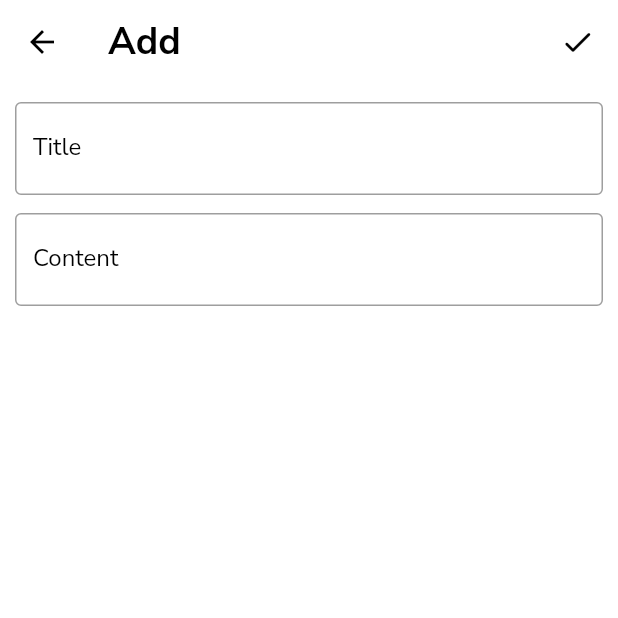
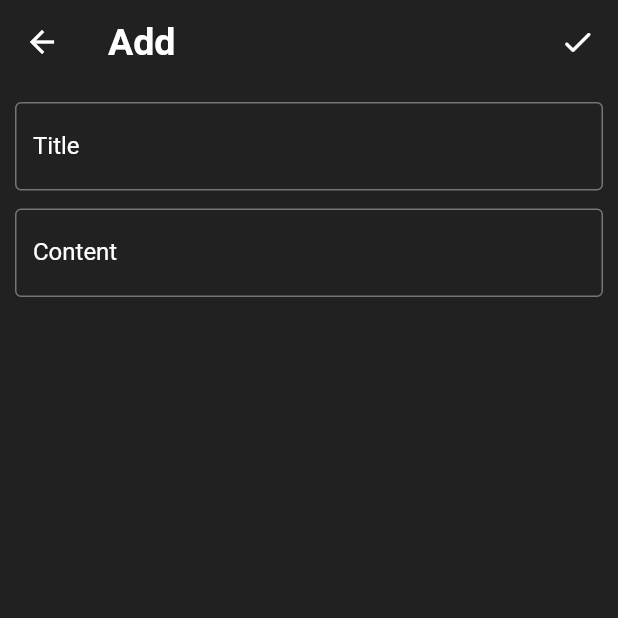
Before and after one commit to dk5761/notes-flutter, a Flutter app: the NoteEditScreen screen opened by its route, on a phone screen of 412 x 824 dp, the top half of it. Run offline on Flutter 3.47's test engine with Material 2 defaults, Android fonts, the phone set to English and light mode, and no system bars; our stand-ins replace google_fonts, sizer, sqflite; accounts and stored records are empty.

Commit message:
added theming

```diff
--- /dev/null
+++ b/lib/provider/theme_provider.dart
@@ -0,0 +1,63 @@
+import 'package:flutter/material.dart';
+
+class ThemeProvider with ChangeNotifier {
+  ThemeMode themeMode = ThemeMode.dark;
+
+  bool get isDarkMode => themeMode == ThemeMode.dark;
+
+  void toggleTheme(bool isOn) {
+    themeMode = isOn ? ThemeMode.light : ThemeMode.dark;
+    notifyListeners();
+  }
+}
+
+class MyThemes {
+  static final darkTheme = ThemeData(
+    scaffoldBackgroundColor: Colors.grey.shade900,
+    colorScheme: const ColorScheme.dark(),
+    primaryColorDark: Colors.grey.shade900,
+    floatingActionButtonTheme:
+        const FloatingActionButtonThemeData(backgroundColor: Colors.white),
+    appBarTheme: AppBarTheme(
+      backgroundColor: Colors.grey.shade900,
+      foregroundColor: Colors.white,
+    ),
+    iconTheme: const IconThemeData(color: Colors.white),
+    primaryColor: Colors.black,
+    backgroundColor: Colors.grey.shade900,
+    primaryColorLight: Colors.white,
+    textTheme: ThemeData.dark()
+        .textTheme
+        .apply(bodyColor: Colors.white, displayColor: Colors.white),
+    inputDecorationTheme: const InputDecorationTheme(
+      border: OutlineInputBorder(borderSide: BorderSide(color: Colors.white)),
+      labelStyle: TextStyle(
+        decorationColor: Colors.white,
+      ),
+    ),
+  );
+
+  static final lightTheme = ThemeData(
+      scaffoldBackgroundColor: Colors.white,
+      colorScheme: const ColorScheme.light(),
+      primaryColorLight: Colors.white,
+      primaryColor: Colors.white,
+      iconTheme: const IconThemeData(color: Colors.black),
+      floatingActionButtonTheme: const FloatingActionButtonThemeData(
+          backgroundColor: Colors.black, foregroundColor: Colors.white),
+      appBarTheme: const AppBarTheme(
+          backgroundColor: Colors.white,
+          foregroundColor: Colors.black //here you can give the text color
+          ),
+      primaryColorDark: Colors.black,
+      backgroundColor: Colors.white,
+      textTheme: ThemeData.light()
+          .textTheme
+          .apply(bodyColor: Colors.black, displayColor: Colors.black),
+      inputDecorationTheme: const InputDecorationTheme(
+        border: OutlineInputBorder(borderSide: BorderSide(color: Colors.black)),
+        labelStyle: TextStyle(
+          decorationColor: Colors.black,
+        ),
+      ));
+}
--- a/lib/screens/edit_screen.dart
+++ b/lib/screens/edit_screen.dart
@@ -1,5 +1,6 @@
 import 'package:flutter/material.dart';
 import 'package:notes/provider/db_provider.dart';
+import 'package:notes/provider/theme_provider.dart';
 import 'package:provider/provider.dart';
 
 import '../models/note.dart';
@@ -56,16 +57,9 @@ class _NoteEditScreenState extends State<NoteEditScreen> {
 
     return Scaffold(
       appBar: AppBar(
-        backgroundColor: Colors.white,
         elevation: 0,
-        iconTheme: const IconThemeData(
-          color: Colors.black, // <= You can change your color here.
-        ),
         title: Text(appBarTitle,
-            style: const TextStyle(
-                color: Colors.black,
-                fontWeight: FontWeight.bold,
-                fontSize: 25)),
+            style: const TextStyle(fontWeight: FontWeight.bold, fontSize: 25)),
         actions: [
           InkWell(
             borderRadius: const BorderRadius.all(Radius.circular(100)),
@@ -77,7 +71,7 @@ class _NoteEditScreenState extends State<NoteEditScreen> {
                 decoration: const BoxDecoration(
                     borderRadius: BorderRadius.all(Radius.circular(50))),
                 child: const Center(
-                  child: Icon(Icons.check_rounded, color: Colors.black),
+                  child: Icon(Icons.check_rounded),
                 )),
             onTap: () {
               if (titleController.text.toString() != "") {
@@ -102,34 +96,70 @@ class _NoteEditScreenState extends State<NoteEditScreen> {
         padding: const EdgeInsets.only(left: 10, right: 10),
         child: Column(children: [
           TextField(
+            cursorColor: Theme.of(context)
+                .inputDecorationTheme
+                .labelStyle
+                ?.decorationColor,
             controller: titleController,
             maxLines: 1,
-            decoration: const InputDecoration(
+            decoration: InputDecoration(
               border: OutlineInputBorder(
-                    borderSide: BorderSide(color: Colors.black)),
+                  borderSide: BorderSide(
+                      color: Theme.of(context)
+                          .inputDecorationTheme
+                          .border
+                          ?.borderSide
+                          .color as Color)),
               focusedBorder: OutlineInputBorder(
-                  borderSide: BorderSide(color: Colors.black),
+                borderSide: BorderSide(
+                    color: Theme.of(context)
+                        .inputDecorationTheme
+                        .labelStyle
+                        ?.decorationColor as Color),
               ),
               labelText: 'Title',
-                labelStyle: TextStyle(color: Colors.black)),
+              labelStyle: TextStyle(
+                  color: Theme.of(context)
+                      .inputDecorationTheme
+                      .labelStyle
+                      ?.decorationColor),
+            ),
           ),
           const SizedBox(
             height: 12,
           ),
           Expanded(
             child: TextField(
+              cursorColor: Theme.of(context)
+                  .inputDecorationTheme
+                  .labelStyle
+                  ?.decorationColor,
               keyboardType: TextInputType.multiline,
               maxLines: null,
               minLines: 1,
               controller: bodyController,
-              decoration: const InputDecoration(
+              decoration: InputDecoration(
                 border: OutlineInputBorder(
-                      borderSide: BorderSide(color: Colors.black)),
+                    borderSide: BorderSide(
+                        color: Theme.of(context)
+                            .inputDecorationTheme
+                            .border
+                            ?.borderSide
+                            .color as Color)),
                 focusedBorder: OutlineInputBorder(
-                    borderSide: BorderSide(color: Colors.black),
+                  borderSide: BorderSide(
+                      color: Theme.of(context)
+                          .inputDecorationTheme
+                          .labelStyle
+                          ?.decorationColor as Color),
                 ),
                 labelText: 'Content',
-                  labelStyle: TextStyle(color: Colors.black)),
+                labelStyle: TextStyle(
+                    color: Theme.of(context)
+                        .inputDecorationTheme
+                        .labelStyle
+                        ?.decorationColor),
+              ),
             ),
           )
         ]),
```
Also changed, not shown: lib/main.dart (+18 -11 lines), lib/screens/home_screen.dart (+11 -17 lines), lib/screens/note_viewer_screen.dart (+1 -10 lines), lib/widgets/note_tile.dart (+9 -2 lines), lib/widgets/theme_button.dart (added, +26 -0 lines). Lines whose indentation alone changed are shown as unchanged.
